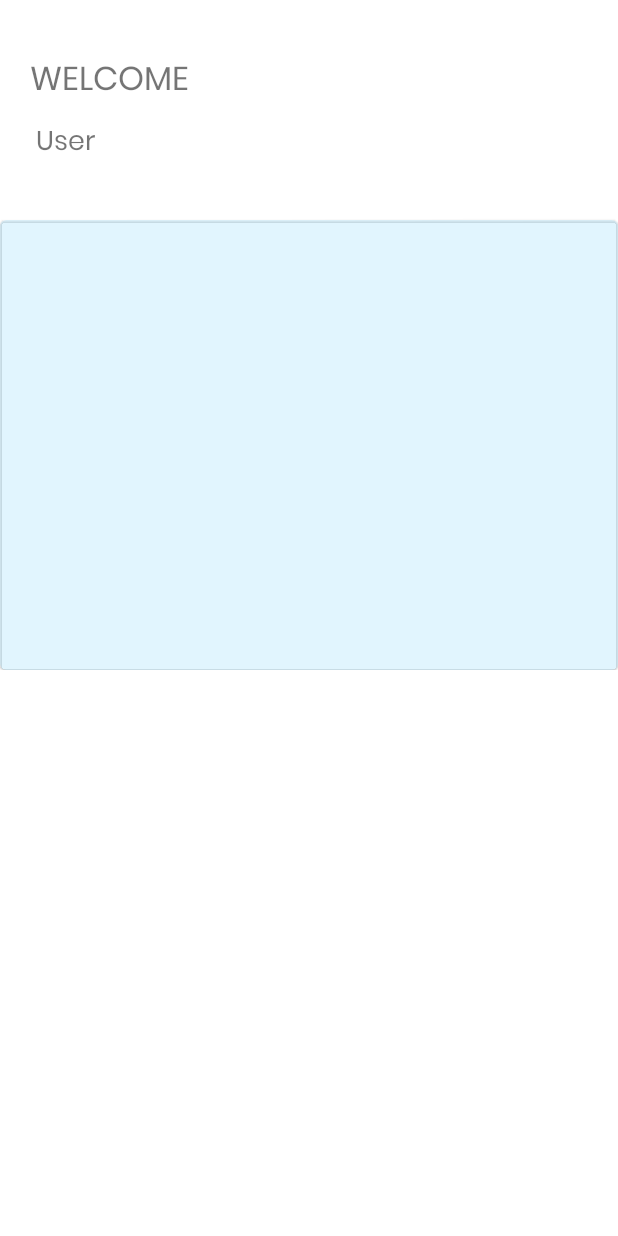
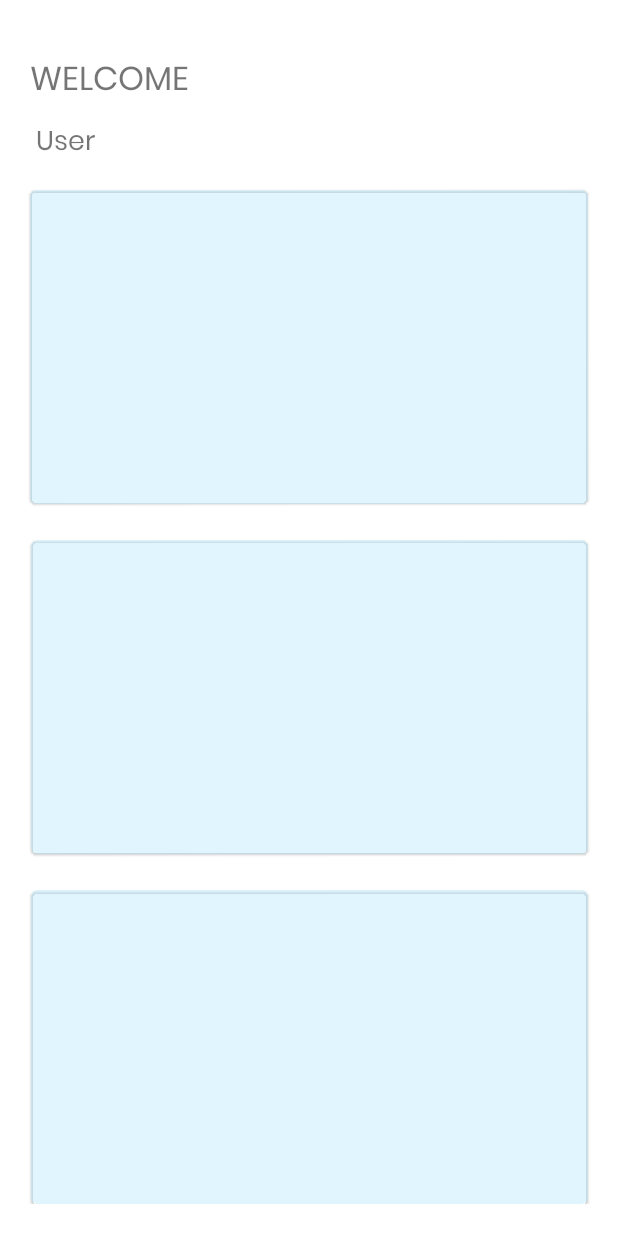
Before and after one commit to shivamkumard107/Mask_Detector, an Android app: the fragment HomeFragment placed in its activity, on a phone screen of 412 x 824 dp. Run offline under Robolectric (Android 15) with nearby library versions, the phone set to English and light mode, and no system bars.

```diff
--- a/app/src/main/res/layout/fragment_home.xml
+++ b/app/src/main/res/layout/fragment_home.xml
@@ -1,26 +1,38 @@
 <?xml version="1.0" encoding="utf-8"?>
-
-<ScrollView xmlns:app="http://schemas.android.com/apk/res-auto"
+<androidx.constraintlayout.widget.ConstraintLayout xmlns:android="http://schemas.android.com/apk/res/android"
+    xmlns:app="http://schemas.android.com/apk/res-auto"
     xmlns:tools="http://schemas.android.com/tools"
     android:layout_width="match_parent"
-    android:layout_height="match_parent"
-    xmlns:android="http://schemas.android.com/apk/res/android">
+    android:layout_height="match_parent">
 
+
+    <ScrollView
+        android:layout_width="match_parent"
+        android:layout_height="match_parent">
 
        <androidx.constraintlayout.widget.ConstraintLayout
            android:layout_width="match_parent"
-    android:layout_height="match_parent"
-        tools:context=".HomeFragment">
+           android:layout_height="match_parent">
+
+
+
 
 
     <com.google.android.material.card.MaterialCardView
-            android:layout_width="match_parent"
-            android:layout_height="300dp"
-            android:layout_marginTop="36dp"
+        android:id="@+id/materialCardView"
+        android:layout_width="0dp"
+        android:layout_height="0dp"
+        android:layout_marginStart="20dp"
+        android:layout_marginLeft="20dp"
+        android:layout_marginTop="16dp"
+        android:layout_marginEnd="20dp"
+        android:layout_marginRight="20dp"
+        android:backgroundTint="#66b3e5fc"
+        app:layout_constraintDimensionRatio="16:9"
         app:layout_constraintEnd_toEndOf="parent"
+        app:layout_constraintHorizontal_bias="0.0"
         app:layout_constraintStart_toStartOf="parent"
-            app:layout_constraintTop_toBottomOf="@+id/user"
-            android:backgroundTint="#66b3e5fc"/>
+        app:layout_constraintTop_toBottomOf="@+id/user" />
 
     <TextView
         android:id="@+id/welcome"
@@ -50,6 +62,25 @@
         app:layout_constraintStart_toStartOf="parent"
         app:layout_constraintTop_toBottomOf="@+id/welcome" />
 
+    <com.google.android.material.card.MaterialCardView
+        android:layout_width="371dp"
+        android:layout_height="209dp"
+        android:layout_marginTop="24dp"
+        android:id="@+id/materialCardView2"
+        android:backgroundTint="#66b3e5fc"
+        app:layout_constraintEnd_toEndOf="parent"
+        app:layout_constraintStart_toStartOf="parent"
+        app:layout_constraintTop_toBottomOf="@+id/materialCardView" />
+           <com.google.android.material.card.MaterialCardView
+               android:layout_width="371dp"
+               android:layout_height="209dp"
+               android:layout_marginTop="24dp"
+               android:backgroundTint="#66b3e5fc"
+               app:layout_constraintEnd_toEndOf="parent"
+               app:layout_constraintStart_toStartOf="parent"
+               app:layout_constraintTop_toBottomOf="@+id/materialCardView2"
+               android:layout_marginBottom="20dp"/>
+       </androidx.constraintlayout.widget.ConstraintLayout>
 
+</ScrollView>
 </androidx.constraintlayout.widget.ConstraintLayout>
-    </ScrollView>
```
Lines whose indentation alone changed are shown as unchanged.
